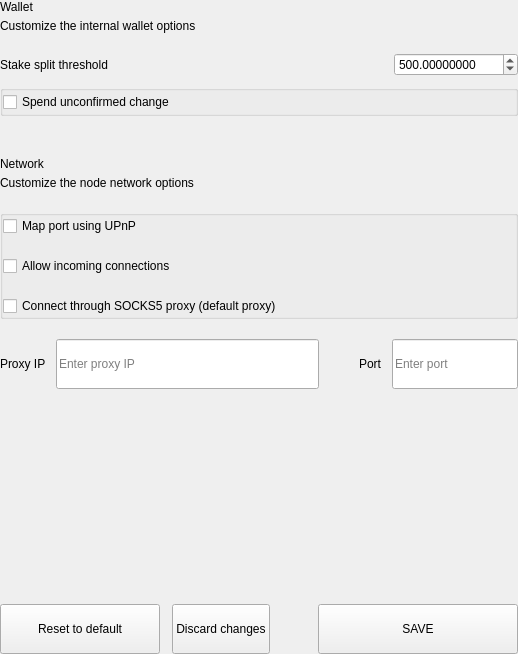
Before: the Qt Designer form src/qt/spectresecurity/settings/forms/settingswalletoptionswidget.ui in SpectreSecurityCoin/SpectreSecurityMN, drawn with Qt 5.
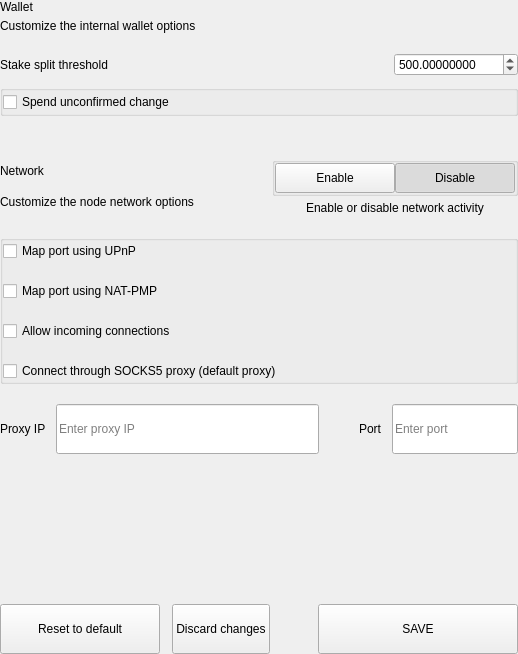
After: the same form once the commit is applied.

```diff
--- a/src/qt/spectresecurity/settings/forms/settingswalletoptionswidget.ui
+++ b/src/qt/spectresecurity/settings/forms/settingswalletoptionswidget.ui
@@ -250,6 +250,154 @@
             </item>
            </layout>
           </item>
+          <item>
+           <spacer name="horizontalSpacerNetwork">
+            <property name="orientation">
+             <enum>Qt::Horizontal</enum>
+            </property>
+            <property name="sizeType">
+             <enum>QSizePolicy::Minimum</enum>
+            </property>
+            <property name="sizeHint" stdset="0">
+             <size>
+              <width>40</width>
+              <height>20</height>
+             </size>
+            </property>
+           </spacer>
+          </item>
+          <item alignment="Qt::AlignRight">
+           <widget class="QWidget" name="containerNetworkActivity" native="true">
+            <property name="sizePolicy">
+             <sizepolicy hsizetype="Minimum" vsizetype="Minimum">
+              <horstretch>0</horstretch>
+              <verstretch>0</verstretch>
+             </sizepolicy>
+            </property>
+            <layout class="QVBoxLayout" name="verticalLayout_5">
+             <property name="spacing">
+              <number>5</number>
+             </property>
+             <property name="leftMargin">
+              <number>0</number>
+             </property>
+             <property name="topMargin">
+              <number>0</number>
+             </property>
+             <property name="rightMargin">
+              <number>0</number>
+             </property>
+             <property name="bottomMargin">
+              <number>0</number>
+             </property>
+             <item>
+              <widget class="QGroupBox" name="groupBox_2">
+               <property name="styleSheet">
+                <string notr="true"/>
+               </property>
+               <property name="title">
+                <string/>
+               </property>
+               <property name="alignment">
+                <set>Qt::AlignCenter</set>
+               </property>
+               <layout class="QHBoxLayout" name="horizontalLayout_7">
+                <property name="spacing">
+                 <number>0</number>
+                </property>
+                <property name="leftMargin">
+                 <number>0</number>
+                </property>
+                <property name="topMargin">
+                 <number>0</number>
+                </property>
+                <property name="rightMargin">
+                 <number>0</number>
+                </property>
+                <property name="bottomMargin">
+                 <number>0</number>
+                </property>
+                <item alignment="Qt::AlignRight">
+                 <widget class="QPushButton" name="pushNetEnable">
+                  <property name="minimumSize">
+                   <size>
+                    <width>120</width>
+                    <height>30</height>
+                   </size>
+                  </property>
+                  <property name="maximumSize">
+                   <size>
+                    <width>120</width>
+                    <height>30</height>
+                   </size>
+                  </property>
+                  <property name="focusPolicy">
+                   <enum>Qt::NoFocus</enum>
+                  </property>
+                  <property name="text">
+                   <string>Enable</string>
+                  </property>
+                  <property name="checkable">
+                   <bool>true</bool>
+                  </property>
+                  <property name="autoExclusive">
+                   <bool>true</bool>
+                  </property>
+                 </widget>
+                </item>
+                <item alignment="Qt::AlignLeft">
+                 <widget class="QPushButton" name="pushNetDisable">
+                  <property name="minimumSize">
+                   <size>
+                    <width>120</width>
+                    <height>30</height>
+                   </size>
+                  </property>
+                  <property name="maximumSize">
+                   <size>
+                    <width>120</width>
+                    <height>30</height>
+                   </size>
+                  </property>
+                  <property name="focusPolicy">
+                   <enum>Qt::NoFocus</enum>
+                  </property>
+                  <property name="text">
+                   <string>Disable</string>
+                  </property>
+                  <property name="checkable">
+                   <bool>true</bool>
+                  </property>
+                  <property name="checked">
+                   <bool>true</bool>
+                  </property>
+                  <property name="autoExclusive">
+                   <bool>true</bool>
+                  </property>
+                 </widget>
+                </item>
+               </layout>
+              </widget>
+             </item>
+             <item>
+              <widget class="QLabel" name="labelNetActivity">
+               <property name="styleSheet">
+                <string notr="true"/>
+               </property>
+               <property name="text">
+                <string>Enable or disable network activity</string>
+               </property>
+               <property name="alignment">
+                <set>Qt::AlignCenter</set>
+               </property>
+               <property name="indent">
+                <number>0</number>
+               </property>
+              </widget>
+             </item>
+            </layout>
+           </widget>
+          </item>
          </layout>
         </item>
         <item>
@@ -296,6 +444,16 @@
              </property>
             </widget>
            </item>
+           <item>
+            <widget class="QCheckBox" name="mapPortNatpmp">
+             <property name="toolTip">
+              <string>Automatically open the SPECTRESECURITY client port on the router. This only works when your router supports NAT-PMP and it is enabled. The external port could be random.</string>
+             </property>
+             <property name="text">
+              <string>Map port using NAT-PMP</string>
+             </property>
+            </widget>
+           </item>
            <item>
             <widget class="QCheckBox" name="checkBoxAllow">
              <property name="text">
```
Left out of the diff: 4 changed lines with no effect on the pictures.
